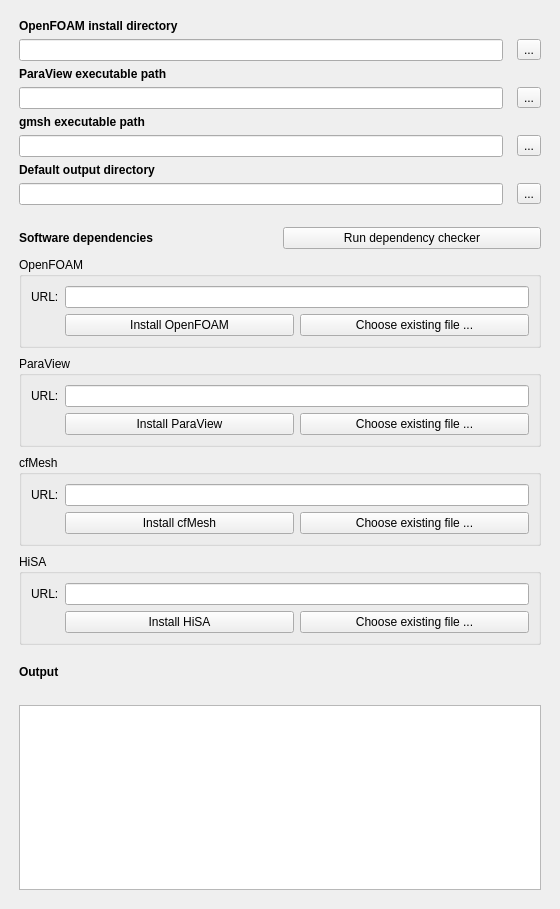
Before: the Qt Designer form Gui/CfdPreferencePage.ui in jaheyns/CfdOF, drawn with Qt 5.
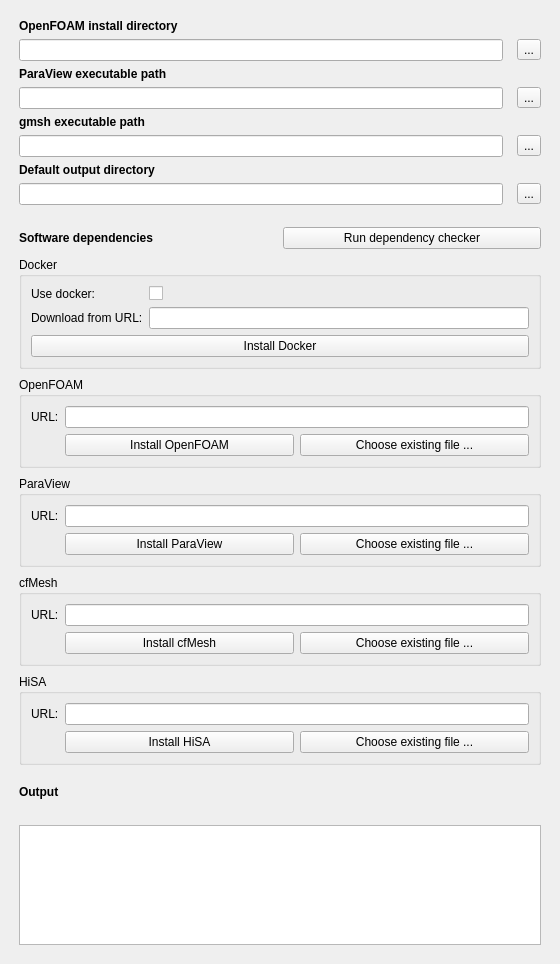
After: the same form once the commit is applied.

```diff
--- a/Gui/CfdPreferencePage.ui
+++ b/Gui/CfdPreferencePage.ui
@@ -411,6 +411,42 @@
        </layout>
       </widget>
      </item>
+     <item row="3" column="0">
+      <widget class="QGroupBox" name="gb_docker">
+       <property name="title">
+        <string>Docker</string>
+       </property>
+       <layout class="QGridLayout" name="gridLayout_3">
+       <item row="0" column="0">
+         <widget class="QLabel" name="label_2">
+          <property name="text">
+           <string>Use docker:</string>
+          </property>
+         </widget>		
+       </item>
+       <item row="0" column="1">
+         <widget class="QCheckBox" name="cb_docker_sel"/>
+        </item>
+        <item row="1" column="0">
+         <widget class="QLabel" name="label_3">
+          <property name="text">
+           <string>Download from URL:</string>
+          </property>
+         </widget>
+        </item>
+        <item row="1" column="1">
+         <widget class="QLineEdit" name="le_docker_url"/>
+        </item>
+        <item row="2" column="0" colspan="2">
+         <widget class="QPushButton" name="pb_download_install_docker">
+          <property name="text">
+           <string>Install Docker</string>
+          </property>
+         </widget>
+        </item>
+       </layout>
+      </widget>
+     </item>   
     </layout>
    </item>
    <item>
```
